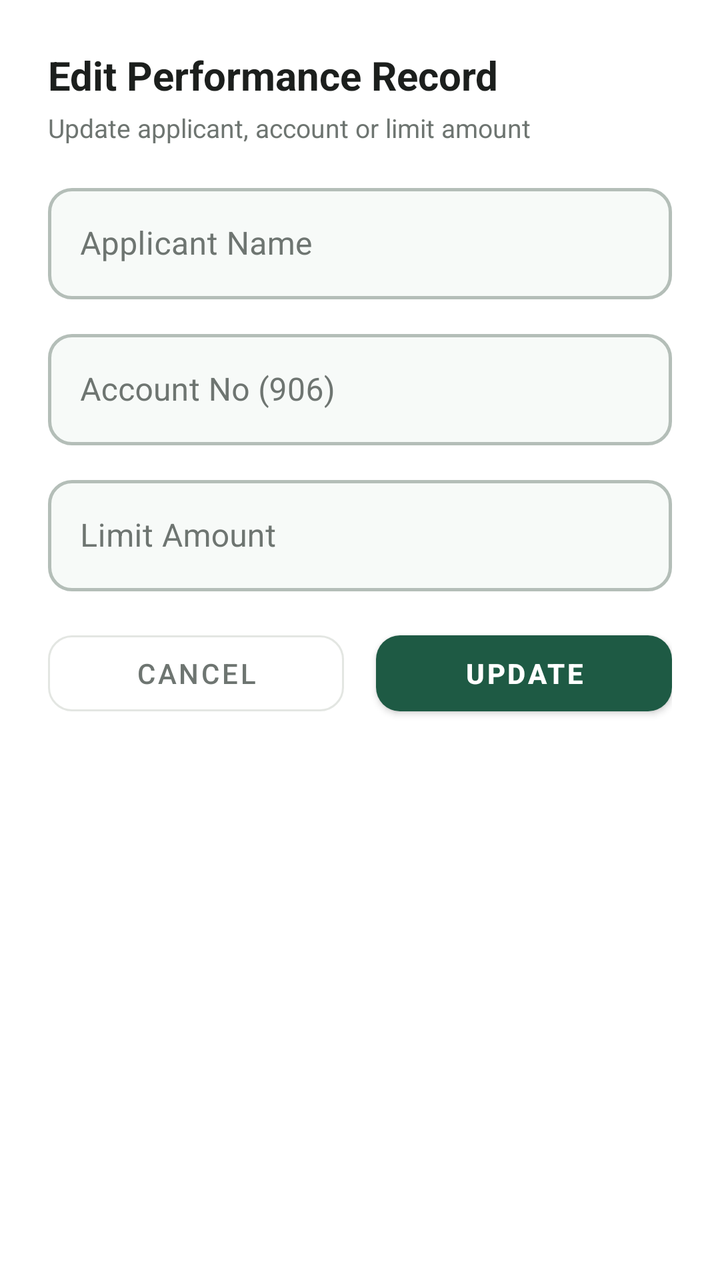
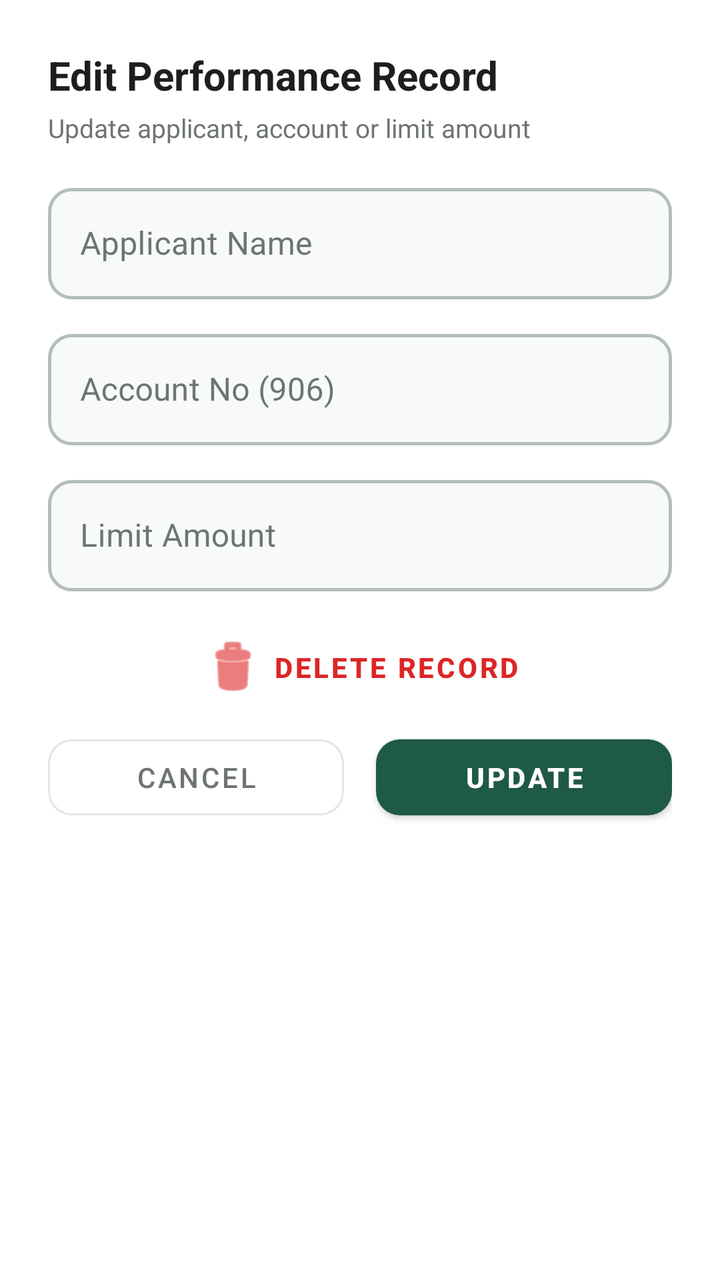

The first picture is an Android layout as it rendered before a commit; the second is the same layout after the commit. The layout source and the unified diff follow.
<!-- AndroidManifest.xml: application theme Theme.PerformanceTracker -->
<!-- res/layout/dialog_edit_report.xml -->
<?xml version="1.0" encoding="utf-8"?>
<LinearLayout
     xmlns:android="http://schemas.android.com/apk/res/android"
     xmlns:app="http://schemas.android.com/apk/res-auto"
     android:layout_height="wrap_content"
     android:layout_width="match_parent"
     android:background="@color/surface"
     android:padding="24dp"
     android:orientation="vertical">

    <TextView
         android:layout_height="wrap_content"
         android:layout_width="match_parent"
         android:textSize="20sp"
         android:textColor="@color/text_primary"
         android:text="Edit Performance Record"
         android:textStyle="bold" />

    <TextView
         android:layout_height="wrap_content"
         android:layout_width="match_parent"
         android:layout_marginTop="4dp"
         android:layout_marginBottom="16dp"
         android:textSize="13sp"
         android:textColor="@color/text_secondary"
         android:text="Update applicant, account or limit amount" />

    <com.google.android.material.textfield.TextInputLayout
        style="@style/CustomOutlinedBox"
        android:layout_width="match_parent"
        android:layout_height="wrap_content"
        android:layout_marginBottom="12dp"
        android:hint="Applicant Name">

        <com.google.android.material.textfield.TextInputEditText
            android:id="@+id/etEditApplicant"
            android:layout_width="match_parent"
            android:layout_height="wrap_content"
            android:inputType="textPersonName"
            android:textColor="@color/text_primary" />
    </com.google.android.material.textfield.TextInputLayout>

    <com.google.android.material.textfield.TextInputLayout
        style="@style/CustomOutlinedBox"
        android:layout_width="match_parent"
        android:layout_height="wrap_content"
        android:layout_marginBottom="12dp"
        android:hint="Account No (906)">

        <com.google.android.material.textfield.TextInputEditText
            android:id="@+id/etEditAccount"
            android:layout_width="match_parent"
            android:layout_height="wrap_content"
            android:inputType="number"
            android:textColor="@color/text_primary" />
    </com.google.android.material.textfield.TextInputLayout>

    <com.google.android.material.textfield.TextInputLayout
        style="@style/CustomOutlinedBox"
        android:layout_width="match_parent"
        android:layout_height="wrap_content"
        android:layout_marginBottom="16dp"
        android:hint="Limit Amount">

        <com.google.android.material.textfield.TextInputEditText
            android:id="@+id/etEditLimit"
            android:layout_width="match_parent"
            android:layout_height="wrap_content"
            android:inputType="text"
            android:textColor="@color/text_primary" />
    </com.google.android.material.textfield.TextInputLayout>

    <LinearLayout
        android:layout_width="match_parent"
        android:layout_height="wrap_content"
        android:orientation="horizontal">

        <com.google.android.material.button.MaterialButton
            android:id="@+id/btnCancelEditRecord"
            style="@style/Widget.MaterialComponents.Button.OutlinedButton"
            android:layout_width="0dp"
            android:layout_height="50dp"
            android:layout_marginEnd="8dp"
            android:layout_weight="1"
            android:text="Cancel"
            android:textColor="@color/text_secondary"
            app:cornerRadius="12dp"
            app:strokeColor="@color/card_stroke" />

        <com.google.android.material.button.MaterialButton
            android:id="@+id/btnSaveEditRecord"
            android:layout_width="0dp"
            android:layout_height="50dp"
            android:layout_marginStart="8dp"
            android:layout_weight="1"
            android:text="Update"
            android:textColor="#FFFFFF"
            android:textStyle="bold"
            app:backgroundTint="@color/primary"
            app:cornerRadius="12dp" />

    </LinearLayout>

</LinearLayout>
<!-- resources referenced by this layout -->
<resources>
  <color name="card_stroke">#E3E6E2</color>
  <color name="primary">#1E5A44</color>
  <color name="surface">#FFFFFF</color>
  <color name="text_primary">#1C1F1D</color>
  <color name="text_secondary">#6E7571</color>
  <style name="CustomOutlinedBox" parent="Widget.MaterialComponents.TextInputLayout.OutlinedBox">
          <item name="boxStrokeColor">@color/box_stroke_selector</item>
          <item name="boxStrokeWidth">1.5dp</item>
          <item name="boxStrokeWidthFocused">2dp</item>
          <item name="boxBackgroundColor">@color/input_background</item>
          <item name="hintTextColor">@color/primary</item>
          <item name="android:textColorHint">@color/text_secondary</item>
          <item name="boxCornerRadiusTopStart">12dp</item>
          <item name="boxCornerRadiusTopEnd">12dp</item>
          <item name="boxCornerRadiusBottomStart">12dp</item>
          <item name="boxCornerRadiusBottomEnd">12dp</item>
      </style>
  <style name="Theme.PerformanceTracker" parent="Theme.MaterialComponents.Light.NoActionBar">
          <item name="colorPrimary">@color/primary</item>
          <item name="colorPrimaryVariant">@color/primary_dark</item>
          <item name="colorOnPrimary">@color/white</item>
          <item name="android:statusBarColor">@color/background</item>
          <item name="android:windowLightStatusBar">true</item>
          <item name="android:windowBackground">@color/background</item>
          <item name="colorSecondary">@color/secondary</item>
          <item name="colorSurface">@color/surface</item>
          <item name="colorOnSurface">@color/text_primary</item>
          <item name="colorControlNormal">@color/input_stroke_unfocused</item>
          <item name="colorControlActivated">@color/primary</item>
          <item name="android:textColorHint">@color/text_secondary</item>
          <item name="textInputStyle">@style/CustomOutlinedBox</item>
      </style>
  <color name="input_background">#F7FAF8</color>
  <color name="primary_dark">#154333</color>
  <color name="white">#FFFFFF</color>
  <color name="background">#F3F4F1</color>
  <color name="secondary">#256650</color>
  <color name="input_stroke_unfocused">#B4BEB8</color>
</resources>

<!-- the commit's change to res/layout/dialog_edit_report.xml (unified diff, before → after) -->
@@ -70,6 +70,19 @@
             android:textColor="@color/text_primary" />
     </com.google.android.material.textfield.TextInputLayout>
 
+    <com.google.android.material.button.MaterialButton
+        android:id="@+id/btnDeleteEditRecord"
+        style="@style/Widget.MaterialComponents.Button.TextButton"
+        android:layout_width="match_parent"
+        android:layout_height="44dp"
+        android:layout_marginBottom="8dp"
+        android:text="Delete Record"
+        android:textColor="#DC2626"
+        android:textStyle="bold"
+        app:icon="@android:drawable/ic_menu_delete"
+        app:iconTint="#DC2626"
+        app:iconGravity="textStart" />
+
     <LinearLayout
         android:layout_width="match_parent"
         android:layout_height="wrap_content"
